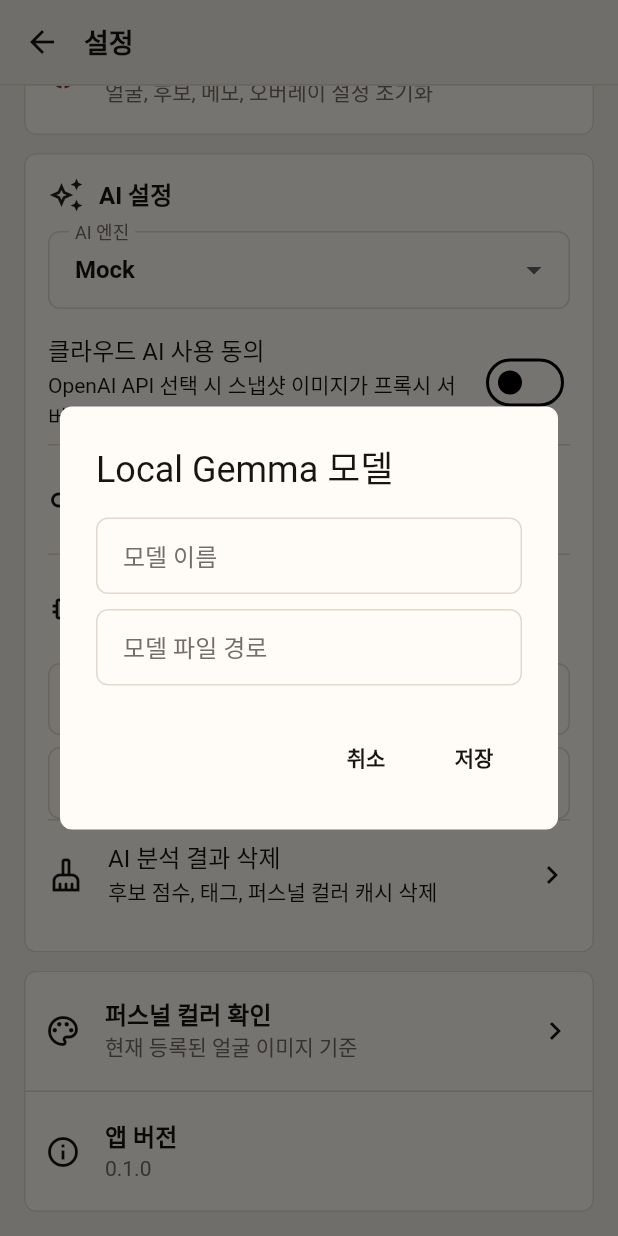
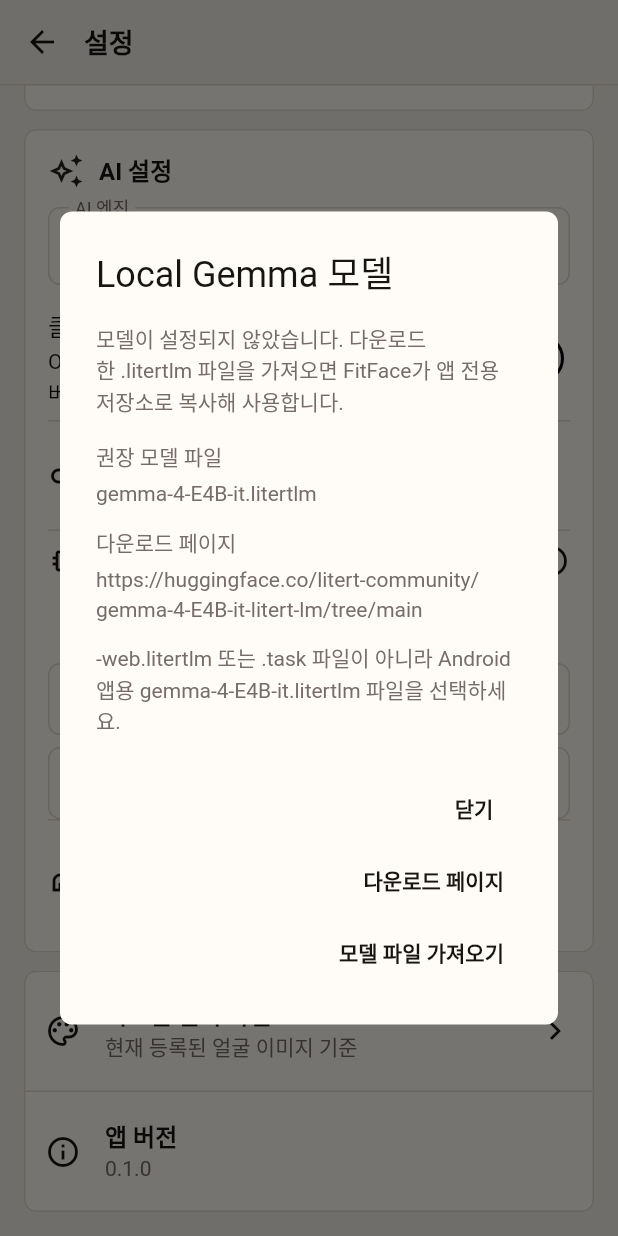
Before and after one commit to kjs3047/fitface, a Flutter app: the SettingsScreen screen opened by its route, scrolled down 576 dp, after a tap on "Local Gemma 상태", on a phone screen of 412 x 824 dp. Run offline on Flutter 3.47's test engine with Material 3 defaults, Android fonts, the light colour scheme and no system bars; our stand-ins replace camera, flutter_riverpod, image_picker, permission_handler.

Commit message:
Improve AI settings model setup UX

```diff
--- a/lib/domain/services/local_gemma_model_service.dart
+++ b/lib/domain/services/local_gemma_model_service.dart
@@ -37,6 +37,10 @@
     MethodChannel channel = const MethodChannel('fitface/local_gemma'),
   }) : _channel = channel;
 
+  static const recommendedModelFileName = 'gemma-4-E4B-it.litertlm';
+  static const modelDownloadUrl =
+      'https://huggingface.co/litert-community/gemma-4-E4B-it-litert-lm/tree/main';
+
   final MethodChannel _channel;
 
   Future<LocalGemmaModelImport?> importModel() async {
@@ -47,6 +51,13 @@
       return null;
     }
     return LocalGemmaModelImport.fromMap(imported);
+  }
+
+  Future<void> openDownloadPage() {
+    return _channel.invokeMethod<void>(
+      'openUrl',
+      {'url': modelDownloadUrl},
+    );
   }
 
   Future<LocalGemmaModelCheck> testModel({
--- a/lib/presentation/screens/settings/settings_screen.dart
+++ b/lib/presentation/screens/settings/settings_screen.dart
@@ -12,6 +12,8 @@
 import '../../../providers/user_profile_provider.dart';
 import '../../routes/route_names.dart';
 import '../../widgets/app_top_bar.dart';
+
+enum _LocalGemmaModelAction { openDownload, importModel }
 
 class SettingsScreen extends ConsumerWidget {
   const SettingsScreen({super.key});
@@ -59,18 +61,21 @@
     WidgetRef ref,
     String? currentValue,
   ) async {
-    final controller = TextEditingController(text: currentValue ?? '');
+    final messenger = ScaffoldMessenger.of(context);
+    var nextValue = currentValue ?? '';
     final value = await showDialog<String>(
       context: context,
       builder: (context) => AlertDialog(
         title: const Text('OpenAI 프록시 주소'),
-        content: TextField(
-          controller: controller,
+        content: TextFormField(
+          key: const Key('ai-settings-openai-proxy-url-field'),
+          initialValue: nextValue,
           decoration: const InputDecoration(
             labelText: '프록시 URL',
             hintText: 'https://example.com',
           ),
           keyboardType: TextInputType.url,
+          onChanged: (value) => nextValue = value,
         ),
         actions: [
           TextButton(
@@ -78,86 +83,124 @@
             child: const Text('취소'),
           ),
           TextButton(
-            onPressed: () => Navigator.pop(context, controller.text),
+            onPressed: () => Navigator.pop(context, nextValue),
             child: const Text('저장'),
           ),
         ],
       ),
     );
-    controller.dispose();
     if (value == null) {
       return;
     }
-    await ref.read(aiSettingsProvider.notifier).setOpenAiProxyUrl(value);
-    if (context.mounted) {
-      ScaffoldMessenger.of(context).showSnackBar(
-        const SnackBar(content: Text('OpenAI 프록시 주소를 저장했습니다.')),
+    try {
+      await ref.read(aiSettingsProvider.notifier).setOpenAiProxyUrl(value);
+    } catch (error) {
+      messenger.showSnackBar(
+        SnackBar(content: Text('OpenAI 프록시 주소를 저장하지 못했습니다: $error')),
       );
+      return;
     }
+    messenger.showSnackBar(
+      const SnackBar(content: Text('OpenAI 프록시 주소를 저장했습니다.')),
+    );
   }
 
-  Future<void> _setLocalModelPath(
+  Future<void> _showLocalModelInfo(
     BuildContext context,
     WidgetRef ref,
     AiSettings settings,
   ) async {
-    final pathController = TextEditingController(
-      text: settings.localModelPath ?? '',
-    );
-    final nameController = TextEditingController(
-      text: settings.localModelName ?? '',
-    );
-    final saved = await showDialog<bool>(
+    final action = await showDialog<_LocalGemmaModelAction>(
       context: context,
       builder: (context) => AlertDialog(
         title: const Text('Local Gemma 모델'),
-        content: Column(
-          mainAxisSize: MainAxisSize.min,
-          children: [
-            TextField(
-              controller: nameController,
-              decoration: const InputDecoration(
-                labelText: '모델 이름',
-                hintText: 'Gemma 4 E4B-it',
+        content: SingleChildScrollView(
+          child: Column(
+            mainAxisSize: MainAxisSize.min,
+            crossAxisAlignment: CrossAxisAlignment.start,
+            children: [
+              if (settings.localModelPath == null) ...[
+                const Text(
+                  '모델이 설정되지 않았습니다. 다운로드한 .litertlm 파일을 가져오면 FitFace가 앱 전용 저장소로 복사해 사용합니다.',
+                ),
+              ] else ...[
+                Text(
+                  settings.localModelName ?? 'Gemma 모델',
+                  style: Theme.of(context).textTheme.titleMedium,
+                ),
+                const SizedBox(height: 6),
+                SelectableText(settings.localModelPath!),
+              ],
+              const SizedBox(height: 16),
+              const Text('권장 모델 파일'),
+              const SizedBox(height: 4),
+              const SelectableText(
+                LocalGemmaModelService.recommendedModelFileName,
               ),
-            ),
-            const SizedBox(height: 10),
-            TextField(
-              controller: pathController,
-              decoration: const InputDecoration(
-                labelText: '모델 파일 경로',
-                hintText: '/data/local/tmp/llm/gemma-4-E4B-it.litertlm',
+              const SizedBox(height: 12),
+              const Text('다운로드 페이지'),
+              const SizedBox(height: 4),
+              const SelectableText(LocalGemmaModelService.modelDownloadUrl),
+              const SizedBox(height: 12),
+              const Text(
+                '-web.litertlm 또는 .task 파일이 아니라 Android 앱용 gemma-4-E4B-it.litertlm 파일을 선택하세요.',
               ),
-            ),
-          ],
+            ],
+          ),
         ),
         actions: [
           TextButton(
-            onPressed: () => Navigator.pop(context, false),
-            child: const Text('취소'),
+            onPressed: () => Navigator.pop(context),
+            child: const Text('닫기'),
           ),
           TextButton(
-            onPressed: () => Navigator.pop(context, true),
-            child: const Text('저장'),
+            onPressed: () => Navigator.pop(
+              context,
+              _LocalGemmaModelAction.openDownload,
+            ),
+            child: const Text('다운로드 페이지'),
+          ),
+          TextButton(
+            onPressed: () => Navigator.pop(
+              context,
+              _LocalGemmaModelAction.importModel,
+            ),
+            child: Text(
+              settings.localModelPath == null ? '모델 파일 가져오기' : '모델 다시 가져오기',
+            ),
           ),
         ],
       ),
     );
-    final modelPath = pathController.text;
-    final modelName = nameController.text;
-    pathController.dispose();
-    nameController.dispose();
-    if (saved != true) {
+
+    if (!context.mounted || action == null) {
       return;
     }
-    await ref.read(aiSettingsProvider.notifier).setLocalModel(
-          path: modelPath,
-          name: modelName,
+
+    switch (action) {
+      case _LocalGemmaModelAction.openDownload:
+        await _openLocalModelDownloadPage(context, ref);
+      case _LocalGemmaModelAction.importModel:
+        await _importLocalModel(context, ref);
+    }
+  }
+
+  Future<void> _openLocalModelDownloadPage(
+    BuildContext context,
+    WidgetRef ref,
+  ) async {
+    try {
+      await ref.read(localGemmaModelServiceProvider).openDownloadPage();
+    } catch (error) {
+      if (context.mounted) {
+        ScaffoldMessenger.of(context).showSnackBar(
+          SnackBar(
+            content: Text(
+              '다운로드 페이지를 열지 못했습니다: $error\n${LocalGemmaModelService.modelDownloadUrl}',
+            ),
+          ),
         );
-    if (context.mounted) {
-      ScaffoldMessenger.of(context).showSnackBar(
-        const SnackBar(content: Text('Local Gemma 모델 설정을 저장했습니다.')),
-      );
+      }
     }
   }
 
@@ -227,7 +270,7 @@
     final modelPath = settings.localModelPath;
     if (modelPath == null || modelPath.trim().isEmpty) {
       ScaffoldMessenger.of(context).showSnackBar(
-        const SnackBar(content: Text('Local Gemma 모델을 먼저 가져오거나 경로를 설정하세요.')),
+        const SnackBar(content: Text('Local Gemma 모델 파일을 먼저 가져오세요.')),
       );
       return;
     }
@@ -450,7 +493,7 @@
                 ref,
                 aiSettings.openAiProxyUrl,
               ),
-              onLocalModelTap: () => _setLocalModelPath(
+              onLocalModelTap: () => _showLocalModelInfo(
                 context,
                 ref,
                 aiSettings,
@@ -597,11 +640,11 @@
               title: const Text('Local Gemma 상태'),
               subtitle: Text(
                 settings.localModelPath == null
-                    ? '모델 경로가 설정되지 않음'
+                    ? '모델이 설정되지 않았습니다\n다운로드 후 모델 파일 가져오기로 선택하세요'
                     : '${settings.localModelName ?? 'Gemma 모델'}\n${settings.localModelPath}',
               ),
-              isThreeLine: settings.localModelPath != null,
-              trailing: const Icon(Icons.chevron_right),
+              isThreeLine: true,
+              trailing: const Icon(Icons.info_outline),
               onTap: onLocalModelTap,
             ),
             Align(
```
Also changed, not shown: 2 other files.
